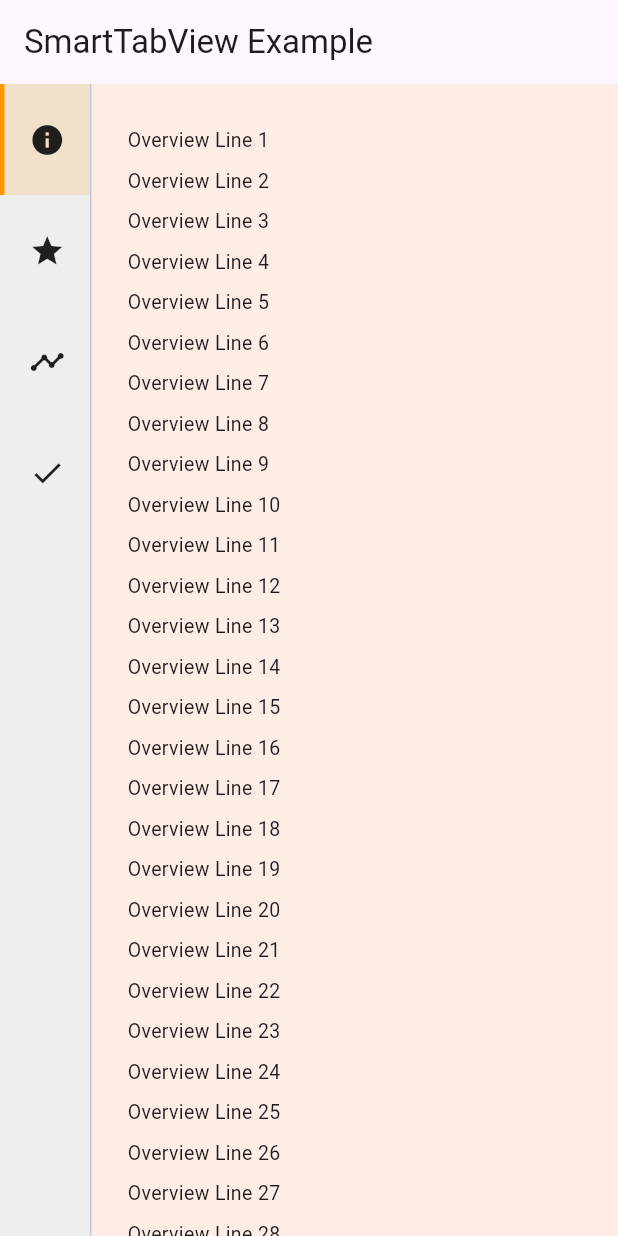
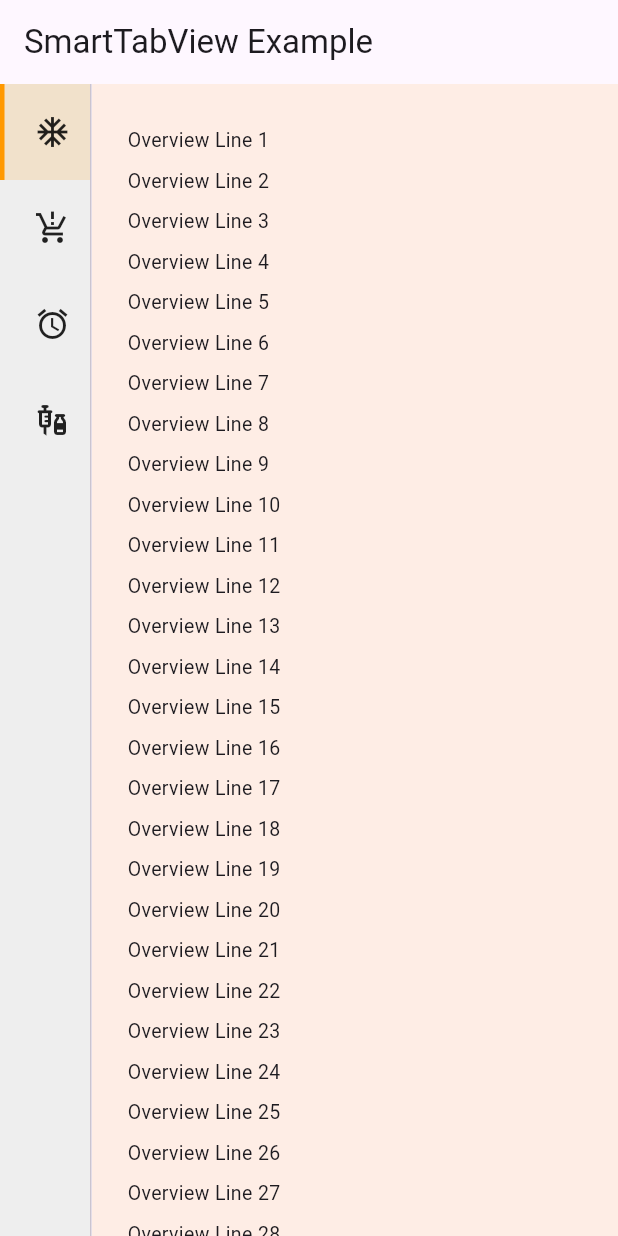
Before and after one commit to darshanjethva566/smart_tab_view, a Flutter app: the screen it shows after launch, on a phone screen of 412 x 824 dp. Run offline on Flutter 3.47's test engine with Material 3 defaults, Android fonts, the light colour scheme and no system bars.

Commit message:
Added custom options

```diff
--- a/example/lib/main.dart
+++ b/example/lib/main.dart
@@ -28,13 +28,14 @@ class ExampleHome extends StatelessWidget {
 
         isScrollable: true,
         verticalTabWidth: 60,
+        verticalTabPadding: EdgeInsets.symmetric(vertical: 20,horizontal: 30),
         tabPosition: TabPosition.left,
+        tabPadding: EdgeInsets.all(20),
         tabs: const [
-
-          Tab(icon: Icon(Icons.info), ),
-          Tab(icon: Icon(Icons.star), ),
-          Tab(icon: Icon(Icons.timeline),),
-          Tab(icon: Icon(Icons.check), ),
+          Icon(Icons.ac_unit),
+          Icon(Icons.production_quantity_limits),
+          Icon(Icons.access_alarm),
+          Icon(Icons.vaccines),
         ],
         sections: const [
           ExampleSection(title: 'Overview', color: Colors.orange),
--- a/example/pubspec.yaml
+++ b/example/pubspec.yaml
@@ -10,7 +10,7 @@ environment:
 dependencies:
   flutter:
     sdk: flutter
-  smart_tab_view: ^1.0.3
+  smart_tab_view: ^1.0.8
 
 flutter:
   uses-material-design: true
--- a/lib/smart_tab_view.dart
+++ b/lib/smart_tab_view.dart
@@ -9,7 +9,13 @@ class SmartTabView extends StatefulWidget {
   final List<Widget> sections;
   final TabPosition tabPosition;
   final double verticalTabWidth;
+
+  /// Use this for general padding (applied to both horizontal and vertical tabs if provided).
+  final EdgeInsetsGeometry? tabPadding;
+
+  /// Optional: only used for vertical tabs if `tabPadding` is not provided.
   final EdgeInsetsGeometry? verticalTabPadding;
+
   final Color? verticalTabBgColor;
   final Color? selectedTabColor;
   final Color? unselectedTabColor;
@@ -22,6 +28,7 @@ class SmartTabView extends StatefulWidget {
     required this.sections,
     this.tabPosition = TabPosition.top,
     this.verticalTabWidth = 120,
+    this.tabPadding,
     this.verticalTabPadding,
     this.verticalTabBgColor,
     this.selectedTabColor = Colors.orange,
@@ -41,31 +48,24 @@ class _SmartTabViewState extends State<SmartTabView>
   final List<GlobalKey> _sectionKeys = [];
   bool isTabClicked = false;
   int _currentVisibleIndex = 0;
+  int? _pendingTabIndex;
 
   @override
   void initState() {
     super.initState();
     _tabController = TabController(length: widget.tabs.length, vsync: this);
     _sectionKeys.addAll(List.generate(widget.sections.length, (_) => GlobalKey()));
-    // The listener on the controller is sufficient.
     _scrollController.addListener(_handleScroll);
   }
 
-  // ----------------- [ START OF FIXED CODE ] -----------------
-
   void _handleScroll() {
-    // If a tab was just clicked, ignore scroll events to avoid conflicts.
     if (isTabClicked || !mounted) return;
 
-    // Calculate the offset from the top of the screen where a section is considered "active".
-    // This accounts for the status bar and the TabBar if it's on top.
     final topOffset = MediaQuery.of(context).padding.top +
         (widget.tabPosition == TabPosition.top
-            ? kToolbarHeight + kTextTabBarHeight // Approximate height of AppBar + TabBar
+            ? kToolbarHeight + kTextTabBarHeight
             : 0);
 
-    // Find the first section (iterating from the end) that is visible at the top.
-    // This is more robust than the previous forward-iterating logic.
     int? visibleIndex;
     for (int i = _sectionKeys.length - 1; i >= 0; i--) {
       final key = _sectionKeys[i];
@@ -73,52 +73,51 @@ class _SmartTabViewState extends State<SmartTabView>
       if (context != null) {
         final box = context.findRenderObject() as RenderBox;
         final position = box.localToGlobal(Offset.zero);
-
-        // If the top of the section is at or above our target offset,
-        // it's the one we're currently viewing.
         if (position.dy <= topOffset) {
           visibleIndex = i;
-          break; // Found the active section, no need to check earlier ones.
+          break;
         }
       }
     }
 
-    // If a visible section was found and it's different from the current one, update the tab.
     if (visibleIndex != null && _currentVisibleIndex != visibleIndex) {
       setState(() {
         _currentVisibleIndex = visibleIndex!;
       });
-      _tabController.animateTo(visibleIndex!);
+      _tabController.animateTo(visibleIndex);
     }
   }
 
-  // ----------------- [  END OF FIXED CODE  ] -----------------
+  Future<void> _scrollTo(GlobalKey key, int index) async {
+    isTabClicked = true;
+    _pendingTabIndex = index;
 
-
-  Future<void> _scrollTo(GlobalKey key, int index) async {
-    // Set a flag to indicate that the scroll is initiated by a tab click.
-    isTabClicked = true;
-    _currentVisibleIndex = index; // Update the index immediately for responsive UI
-    _tabController.animateTo(index); // Animate tab change right away
-    setState(() {});
-
-    // Ensure the section is visible.
+    final context = key.currentContext;
+    if (context != null) {
       await Scrollable.ensureVisible(
         key.currentContext!,
         duration: const Duration(milliseconds: 400),
-      alignment: 0.0, // Scroll to the very top of the section
+        alignment: 0.0,
         curve: Curves.easeInOut,
       );
+    }
 
-    // After scrolling, reset the flag.
-    // A small delay ensures the scroll listener doesn't misfire.
-    await Future.delayed(const Duration(milliseconds: 100));
-    if (mounted) {
+    WidgetsBinding.instance.addPostFrameCallback((_) {
+      Future.delayed(const Duration(milliseconds: 100), () {
+        if (_pendingTabIndex == index && mounted) {
+          setState(() {
+            _currentVisibleIndex = index;
             isTabClicked = false;
+          });
+          _tabController.animateTo(index);
         }
+      });
+    });
   }
 
   Widget _buildTabs() {
+    final padding = widget.tabPadding;
+
     if (widget.tabPosition == TabPosition.top) {
       return TabBar(
         controller: _tabController,
@@ -127,26 +126,37 @@ class _SmartTabViewState extends State<SmartTabView>
         unselectedLabelColor: widget.unselectedTabColor,
         indicatorColor: widget.indicatorColor ?? widget.selectedTabColor,
         onTap: (index) => _scrollTo(_sectionKeys[index], index),
-        tabs: widget.tabs,
+        tabAlignment: TabAlignment.start,
+        tabs: widget.tabs
+            .asMap()
+            .entries
+            .map((entry) => Padding(
+          padding: padding ?? const EdgeInsets.symmetric(horizontal: 12, vertical: 8),
+          child: entry.value,
+        ))
+            .toList(),
       );
     } else {
       return Container(
         width: widget.verticalTabWidth,
         color: widget.verticalTabBgColor ?? Colors.grey[200],
         child: ListView.builder(
+          itemCount: widget.tabs.length,
           physics: const ClampingScrollPhysics(),
-          itemCount: widget.tabs.length,
           itemBuilder: (_, index) {
             final isSelected = _currentVisibleIndex == index;
             return InkWell(
               onTap: () => _scrollTo(_sectionKeys[index], index),
               child: Container(
-                padding: widget.verticalTabPadding ??
+                padding: padding ??
+                    widget.verticalTabPadding ??
                     const EdgeInsets.symmetric(horizontal: 12, vertical: 14),
                 decoration: BoxDecoration(
                   border: Border(
                     left: BorderSide(
-                      color: isSelected ? (widget.selectedTabColor ?? Colors.orange) : Colors.transparent,
+                      color: isSelected
+                          ? (widget.selectedTabColor ?? Colors.orange)
+                          : Colors.transparent,
                       width: 3,
                     ),
                   ),
@@ -172,9 +182,6 @@ class _SmartTabViewState extends State<SmartTabView>
   }
 
   Widget _buildContent() {
-    // The NotificationListener was redundant because we already have a listener
-    // on the _scrollController. Removing it prevents _handleScroll from being
-    // called twice for every scroll event.
     return SingleChildScrollView(
       controller: _scrollController,
       physics: const ClampingScrollPhysics(),
@@ -196,7 +203,6 @@ class _SmartTabViewState extends State<SmartTabView>
     return widget.tabPosition == TabPosition.top
         ? Column(
       crossAxisAlignment: CrossAxisAlignment.start,
-
       children: [
         _buildTabs(),
         const Divider(height: 1, thickness: 1),
--- a/pubspec.yaml
+++ b/pubspec.yaml
@@ -1,6 +1,6 @@
 name: smart_tab_view
 description: A scroll-aware tab view widget with customizable tab layout and scroll sync.
-version: 1.0.4
+version: 1.0.9
 
 homepage: https://github.com/darshanjethva566/smart_tab_view
 repository: https://github.com/darshanjethva566/smart_tab_view
```
Also changed, not shown: example/pubspec.lock, 2 other files. Lines whose indentation alone changed are shown as unchanged.
